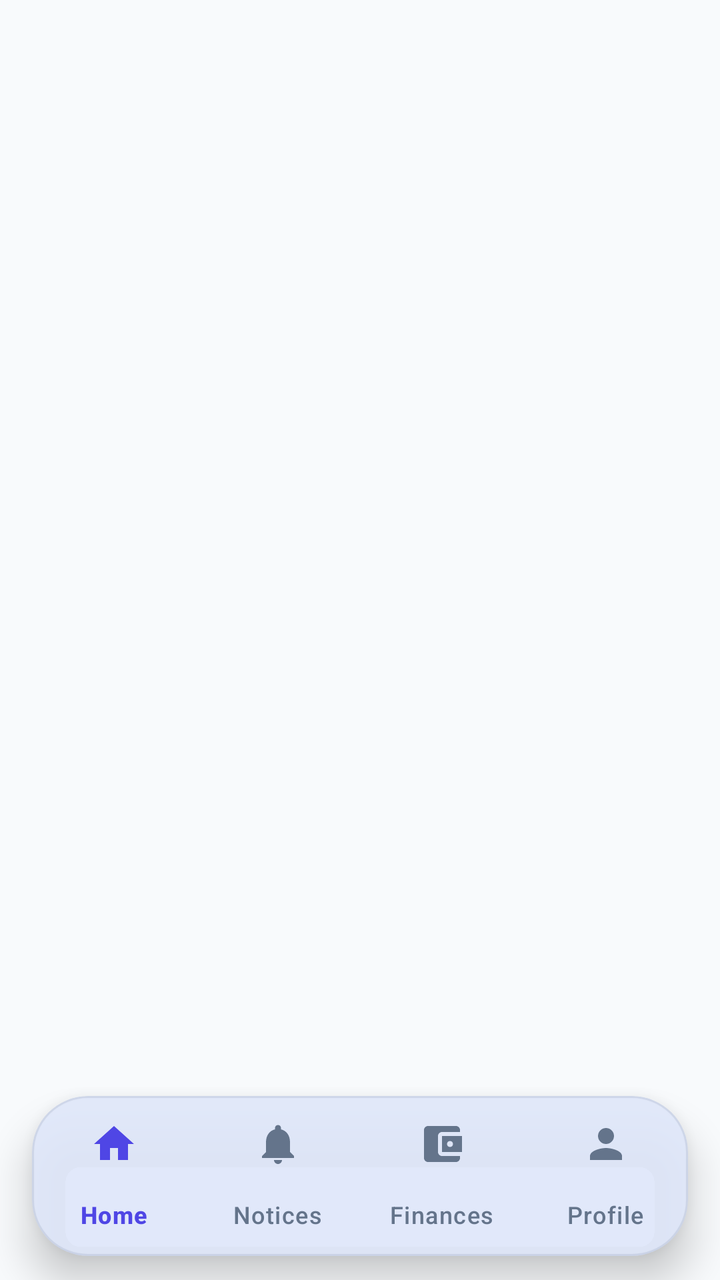
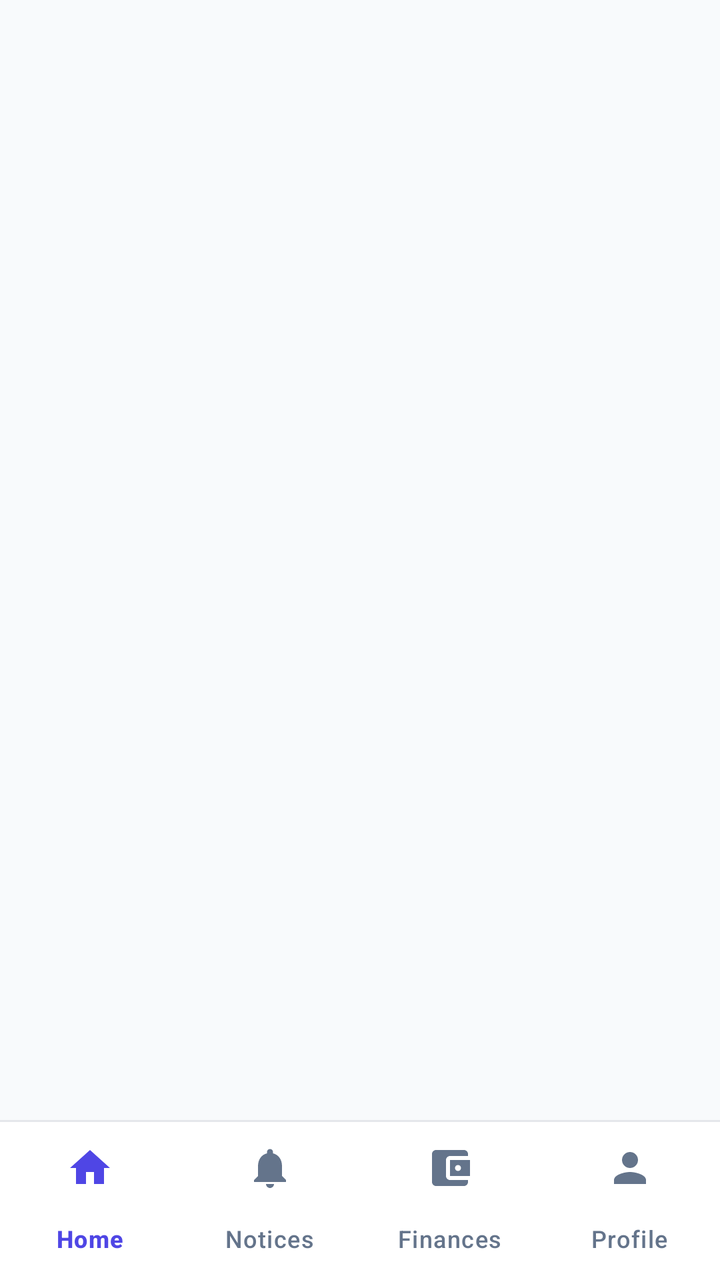

The first picture is an Android layout as it rendered before a commit; the second is the same layout after the commit. The layout source and the unified diff follow.
<!-- AndroidManifest.xml: application theme Theme.StudentPortal -->
<!-- res/layout/activity_main.xml -->
<?xml version="1.0" encoding="utf-8"?>
<androidx.constraintlayout.widget.ConstraintLayout xmlns:android="http://schemas.android.com/apk/res/android"
    xmlns:app="http://schemas.android.com/apk/res-auto"
    android:layout_width="match_parent"
    android:layout_height="match_parent"
    android:background="@color/background">

    
    <androidx.fragment.app.FragmentContainerView
        android:id="@+id/fragmentContainer"
        android:layout_width="0dp"
        android:layout_height="0dp"
        app:layout_constraintBottom_toTopOf="@id/navCard"
        app:layout_constraintEnd_toEndOf="parent"
        app:layout_constraintStart_toStartOf="parent"
        app:layout_constraintTop_toTopOf="parent" />

    
    <com.google.android.material.card.MaterialCardView
        android:id="@+id/navCard"
        android:layout_width="0dp"
        android:layout_height="wrap_content"
        android:layout_marginStart="16dp"
        android:layout_marginEnd="16dp"
        android:layout_marginBottom="12dp"
        app:cardBackgroundColor="@color/nav_glass_bg"
        app:cardCornerRadius="28dp"
        app:cardElevation="12dp"
        app:strokeColor="@color/glass_card_stroke"
        app:strokeWidth="1dp"
        app:layout_constraintBottom_toBottomOf="parent"
        app:layout_constraintEnd_toEndOf="parent"
        app:layout_constraintStart_toStartOf="parent">

        <com.google.android.material.bottomnavigation.BottomNavigationView
            android:id="@+id/bottomNav"
            android:layout_width="match_parent"
            android:layout_height="wrap_content"
            android:background="@android:color/transparent"
            app:elevation="0dp"
            app:itemActiveIndicatorStyle="@style/Widget.StudentPortal.NavIndicator"
            app:itemIconTint="@color/bottom_nav_color"
            app:itemRippleColor="@color/primary_soft"
            app:itemTextColor="@color/bottom_nav_color"
            app:labelVisibilityMode="labeled"
            app:menu="@menu/bottom_nav_menu" />
    </com.google.android.material.card.MaterialCardView>

</androidx.constraintlayout.widget.ConstraintLayout>
<!-- resources referenced by this layout -->
<resources>
  <color name="background">#F8FAFC</color>
  <color name="glass_card_stroke">#2664748B</color>
  <color name="nav_glass_bg">#F2FFFFFF</color>
  <color name="primary_soft">#141A56DB</color>
  <style name="Widget.StudentPortal.NavIndicator" parent="Widget.Material3.BottomNavigationView.ActiveIndicator">
          <item name="android:color">@color/indigo_soft</item>
      </style>
  <style name="Theme.StudentPortal" parent="Theme.Material3.DayNight.NoActionBar">
          <item name="colorPrimary">@color/primary</item>
          <item name="colorPrimaryDark">@color/primary_dark</item>
          <item name="colorOnPrimary">@color/on_primary</item>
          <item name="colorSecondary">@color/accent</item>
          <item name="colorOnSecondary">@color/white</item>
          <item name="colorError">@color/error</item>
          <item name="android:colorBackground">@color/background</item>
          <item name="colorSurface">@color/surface</item>
          <item name="colorOnSurface">@color/text_primary</item>
  
          <item name="android:statusBarColor">@color/primary_dark</item>
          <item name="android:navigationBarColor">@color/surface</item>
          <item name="android:windowLightStatusBar">false</item>
  
          
          <item name="android:windowOptOutEdgeToEdgeEnforcement" tools:targetApi="35">true</item>
  
          <item name="android:windowAnimationStyle">@style/WindowAnimationSlide</item>
  
          <item name="materialButtonStyle">@style/Widget.StudentPortal.Button</item>
          <item name="textInputStyle">@style/Widget.StudentPortal.TextInput</item>
      </style>
  <color name="indigo_soft">#1F4F46E5</color>
  <color name="primary">#1A56DB</color>
  <color name="primary_dark">#1E429F</color>
  <color name="on_primary">#FFFFFF</color>
  <color name="accent">#C9A227</color>
  <color name="white">#FFFFFF</color>
  <color name="error">#EF4444</color>
  <color name="surface">#FFFFFF</color>
  <color name="text_primary">#0F172A</color>
  <style name="WindowAnimationSlide">
          <item name="android:activityOpenEnterAnimation">@anim/slide_in_right</item>
          <item name="android:activityOpenExitAnimation">@anim/slide_out_left</item>
          <item name="android:activityCloseEnterAnimation">@anim/slide_in_left</item>
          <item name="android:activityCloseExitAnimation">@anim/slide_out_right</item>
      </style>
  <style name="Widget.StudentPortal.Button" parent="Widget.Material3.Button">
          <item name="backgroundTint">@color/primary</item>
          <item name="android:textColor">@color/white</item>
          <item name="cornerRadius">12dp</item>
          <item name="android:textAllCaps">false</item>
          <item name="android:textSize">15sp</item>
          <item name="android:letterSpacing">0.02</item>
          <item name="android:paddingTop">14dp</item>
          <item name="android:paddingBottom">14dp</item>
      </style>
  <style name="Widget.StudentPortal.TextInput" parent="Widget.Material3.TextInputLayout.OutlinedBox">
          <item name="boxCornerRadiusTopStart">12dp</item>
          <item name="boxCornerRadiusTopEnd">12dp</item>
          <item name="boxCornerRadiusBottomStart">12dp</item>
          <item name="boxCornerRadiusBottomEnd">12dp</item>
          <item name="boxStrokeColor">@color/primary</item>
          <item name="hintTextColor">@color/text_secondary</item>
          <item name="boxBackgroundColor">@color/field_fill</item>
      </style>
  <color name="text_secondary">#64748B</color>
  <color name="field_fill">#F9FAFB</color>
</resources>

<!-- the commit's change to res/layout/activity_main.xml (unified diff, before → after) -->
@@ -10,40 +10,26 @@
         android:id="@+id/fragmentContainer"
         android:layout_width="0dp"
         android:layout_height="0dp"
-        app:layout_constraintBottom_toTopOf="@id/navCard"
+        app:layout_constraintBottom_toTopOf="@id/bottomNav"
         app:layout_constraintEnd_toEndOf="parent"
         app:layout_constraintStart_toStartOf="parent"
         app:layout_constraintTop_toTopOf="parent" />
 
     
-    <com.google.android.material.card.MaterialCardView
-        android:id="@+id/navCard"
+    <com.google.android.material.bottomnavigation.BottomNavigationView
+        android:id="@+id/bottomNav"
         android:layout_width="0dp"
         android:layout_height="wrap_content"
-        android:layout_marginStart="16dp"
-        android:layout_marginEnd="16dp"
-        android:layout_marginBottom="12dp"
-        app:cardBackgroundColor="@color/nav_glass_bg"
-        app:cardCornerRadius="28dp"
-        app:cardElevation="12dp"
-        app:strokeColor="@color/glass_card_stroke"
-        app:strokeWidth="1dp"
+        android:background="@drawable/bg_bottom_nav_docked"
+        app:elevation="0dp"
+        app:itemActiveIndicatorStyle="@style/Widget.StudentPortal.NavIndicator"
+        app:itemIconTint="@color/bottom_nav_color"
+        app:itemRippleColor="@color/primary_soft"
+        app:itemTextColor="@color/bottom_nav_color"
+        app:labelVisibilityMode="labeled"
         app:layout_constraintBottom_toBottomOf="parent"
         app:layout_constraintEnd_toEndOf="parent"
-        app:layout_constraintStart_toStartOf="parent">
-
-        <com.google.android.material.bottomnavigation.BottomNavigationView
-            android:id="@+id/bottomNav"
-            android:layout_width="match_parent"
-            android:layout_height="wrap_content"
-            android:background="@android:color/transparent"
-            app:elevation="0dp"
-            app:itemActiveIndicatorStyle="@style/Widget.StudentPortal.NavIndicator"
-            app:itemIconTint="@color/bottom_nav_color"
-            app:itemRippleColor="@color/primary_soft"
-            app:itemTextColor="@color/bottom_nav_color"
-            app:labelVisibilityMode="labeled"
-            app:menu="@menu/bottom_nav_menu" />
-    </com.google.android.material.card.MaterialCardView>
+        app:layout_constraintStart_toStartOf="parent"
+        app:menu="@menu/bottom_nav_menu" />
 
 </androidx.constraintlayout.widget.ConstraintLayout>
<!-- resource entries referenced after the edit -->
@@ -1,11 +1,23 @@
 <!-- resources referenced by this layout -->
 <resources>
   <color name="background">#F8FAFC</color>
-  <color name="glass_card_stroke">#2664748B</color>
-  <color name="nav_glass_bg">#F2FFFFFF</color>
   <color name="primary_soft">#141A56DB</color>
+  <!-- drawable bg_bottom_nav_docked (drawable) -->
+  <?xml version="1.0" encoding="utf-8"?>
+  <layer-list xmlns:android="http://schemas.android.com/apk/res/android">
+      <item>
+          <shape android:shape="rectangle">
+              <solid android:color="@color/divider" />
+          </shape>
+      </item>
+      <item android:top="1dp">
+          <shape android:shape="rectangle">
+              <solid android:color="@color/surface" />
+          </shape>
+      </item>
+  </layer-list>
   <style name="Widget.StudentPortal.NavIndicator" parent="Widget.Material3.BottomNavigationView.ActiveIndicator">
-          <item name="android:color">@color/indigo_soft</item>
+          <item name="android:color">@color/purple_soft</item>
       </style>
   <style name="Theme.StudentPortal" parent="Theme.Material3.DayNight.NoActionBar">
           <item name="colorPrimary">@color/primary</item>
@@ -30,7 +42,7 @@
           <item name="materialButtonStyle">@style/Widget.StudentPortal.Button</item>
           <item name="textInputStyle">@style/Widget.StudentPortal.TextInput</item>
       </style>
-  <color name="indigo_soft">#1F4F46E5</color>
+  <color name="divider">#E5E7EB</color>
   <color name="primary">#1A56DB</color>
   <color name="primary_dark">#1E429F</color>
   <color name="on_primary">#FFFFFF</color>
@@ -38,6 +50,7 @@
   <color name="white">#FFFFFF</color>
   <color name="error">#EF4444</color>
   <color name="surface">#FFFFFF</color>
+  <color name="purple_soft">#1F7C3AED</color>
   <color name="text_primary">#0F172A</color>
   <style name="WindowAnimationSlide">
           <item name="android:activityOpenEnterAnimation">@anim/slide_in_right</item>
